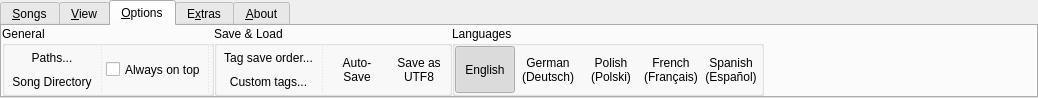
Qt form uman/src/ribbon/QURibbonBar.ui (UltraStar-Deluxe/UltraStar-Manager) before a commit.
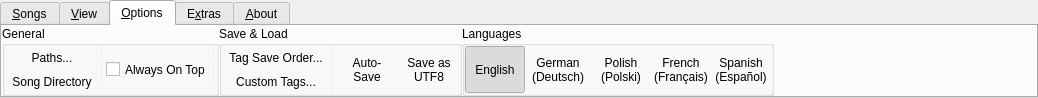
The same form after that commit. The open tabs and pages were chosen to show the change. Icons and pictures are not drawn.

Commit message: adjusted spellings of all menu entries (all words start uppercase)

What changed in the file:
```diff
--- a/uman/src/ribbon/QURibbonBar.ui
+++ b/uman/src/ribbon/QURibbonBar.ui
@@ -972,7 +972,7 @@
           <string>Let no other window overlap this application.</string>
          </property>
          <property name="text">
-          <string>Always on top</string>
+          <string>Always On Top</string>
          </property>
         </widget>
        </item>
@@ -1021,7 +1021,7 @@
             <string>Specify the order in which tags will be saved into the song file.</string>
            </property>
            <property name="text">
-            <string>Tag save order...</string>
+            <string>Tag Save Order...</string>
            </property>
            <property name="icon">
             <iconset resource="../resources/uman.qrc">
@@ -1047,7 +1047,7 @@
             <string>Define your own tags here.</string>
            </property>
            <property name="text">
-            <string>Custom tags...</string>
+            <string>Custom Tags...</string>
            </property>
            <property name="icon">
             <iconset resource="../resources/uman.qrc">
```
Left out of the diff: 2 changed lines with no effect on the pictures.
